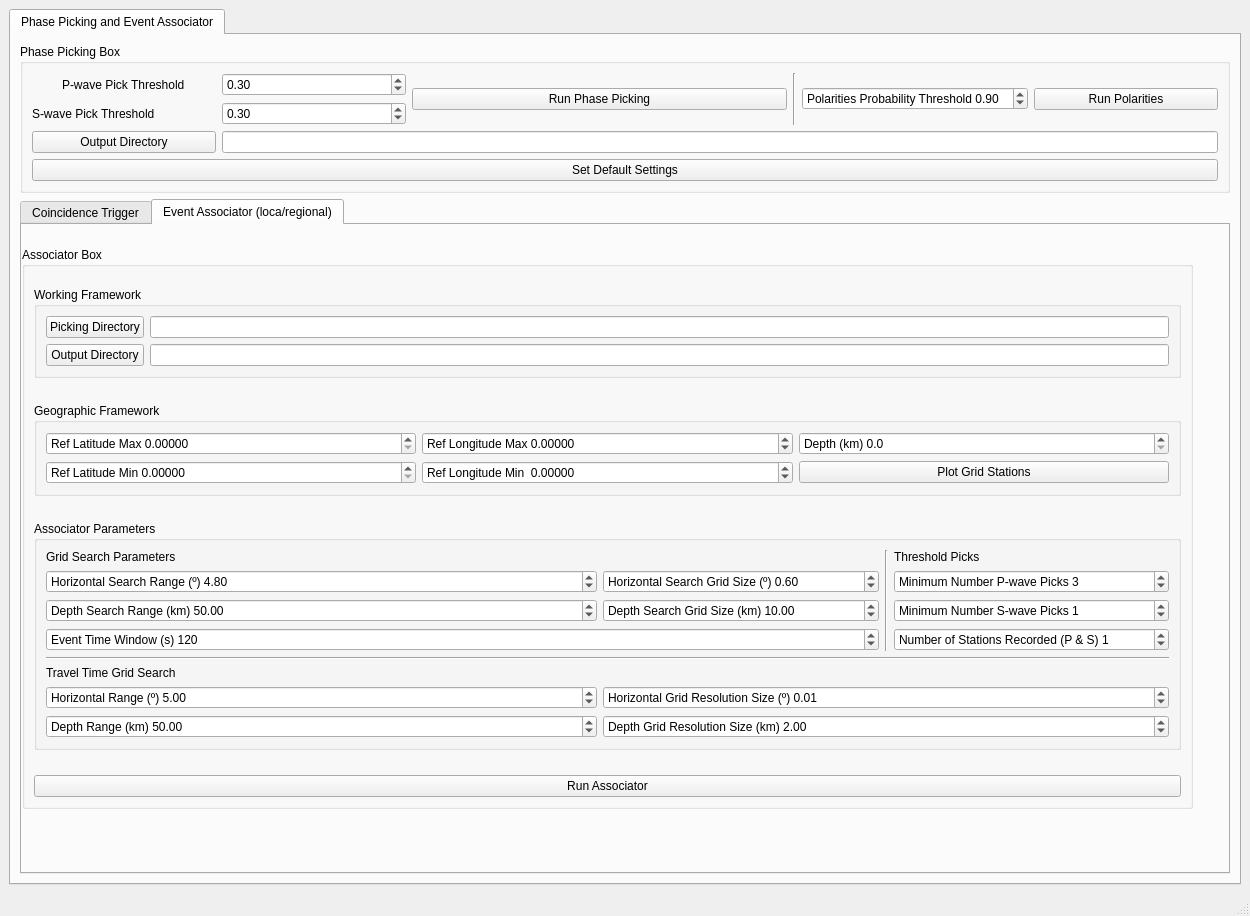
This is isp/resources/designer_uis/Autopick.ui in ProjectISP/ISP as Qt 5 draws it before an edit. The edited form follows.
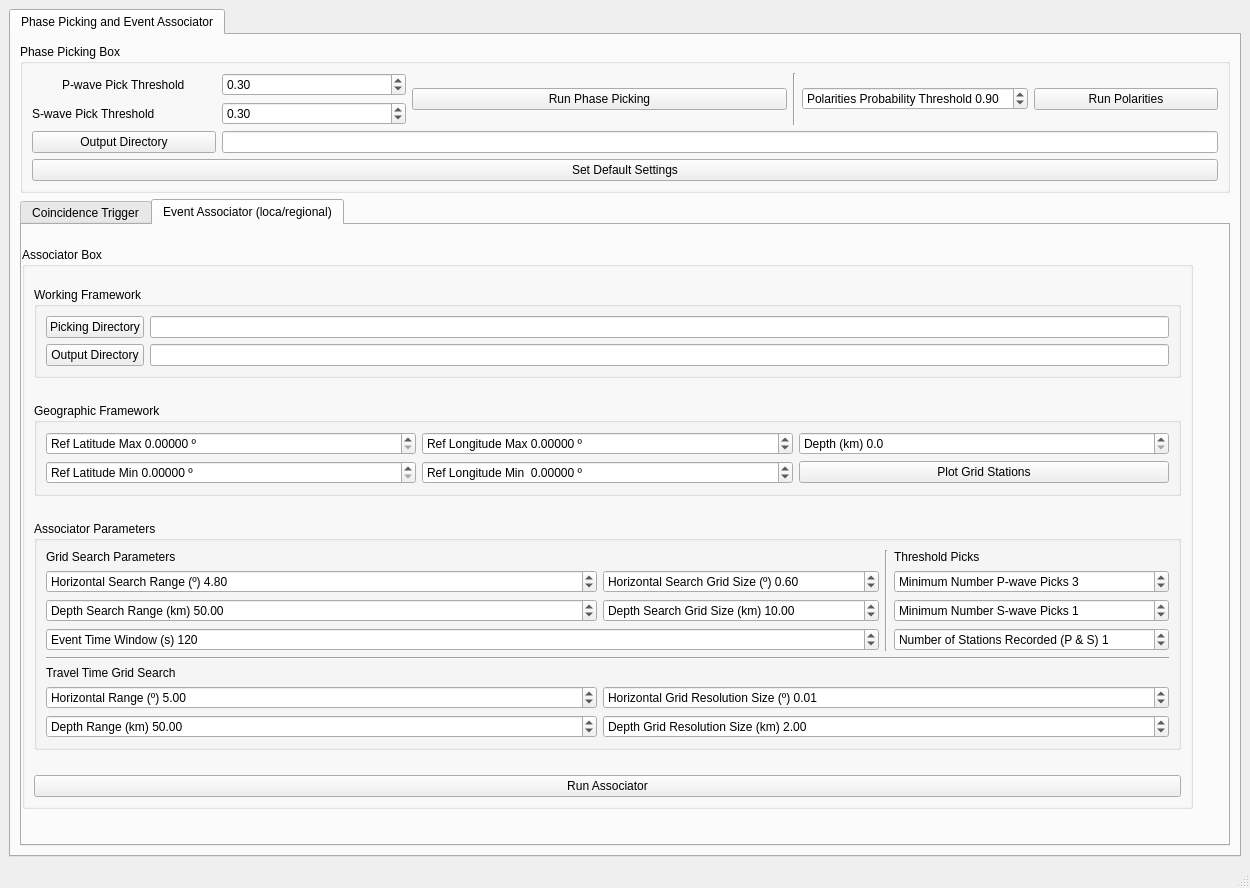
This is the edited form. The open tabs and pages were chosen to show the change. Icons and pictures are not drawn.

```diff
--- a/isp/resources/designer_uis/Autopick.ui
+++ b/isp/resources/designer_uis/Autopick.ui
@@ -7,7 +7,7 @@
     <x>0</x>
     <y>0</y>
     <width>1250</width>
-    <height>916</height>
+    <height>888</height>
    </rect>
   </property>
   <property name="windowTitle">
@@ -568,6 +568,9 @@
                      <property name="prefix">
                       <string>Ref Longitude Max </string>
                      </property>
+                     <property name="suffix">
+                      <string> º</string>
+                     </property>
                      <property name="decimals">
                       <number>5</number>
                      </property>
@@ -590,6 +593,9 @@
                      <property name="prefix">
                       <string>Ref Latitude Max </string>
                      </property>
+                     <property name="suffix">
+                      <string> º</string>
+                     </property>
                      <property name="decimals">
                       <number>5</number>
                      </property>
@@ -609,6 +615,9 @@
                      <property name="prefix">
                       <string>Ref Latitude Min </string>
                      </property>
+                     <property name="suffix">
+                      <string> º</string>
+                     </property>
                      <property name="decimals">
                       <number>5</number>
                      </property>
@@ -631,6 +640,9 @@
                      <property name="prefix">
                       <string>Ref Longitude Min  </string>
                      </property>
+                     <property name="suffix">
+                      <string> º</string>
+                     </property>
                      <property name="decimals">
                       <number>5</number>
                      </property>
```
